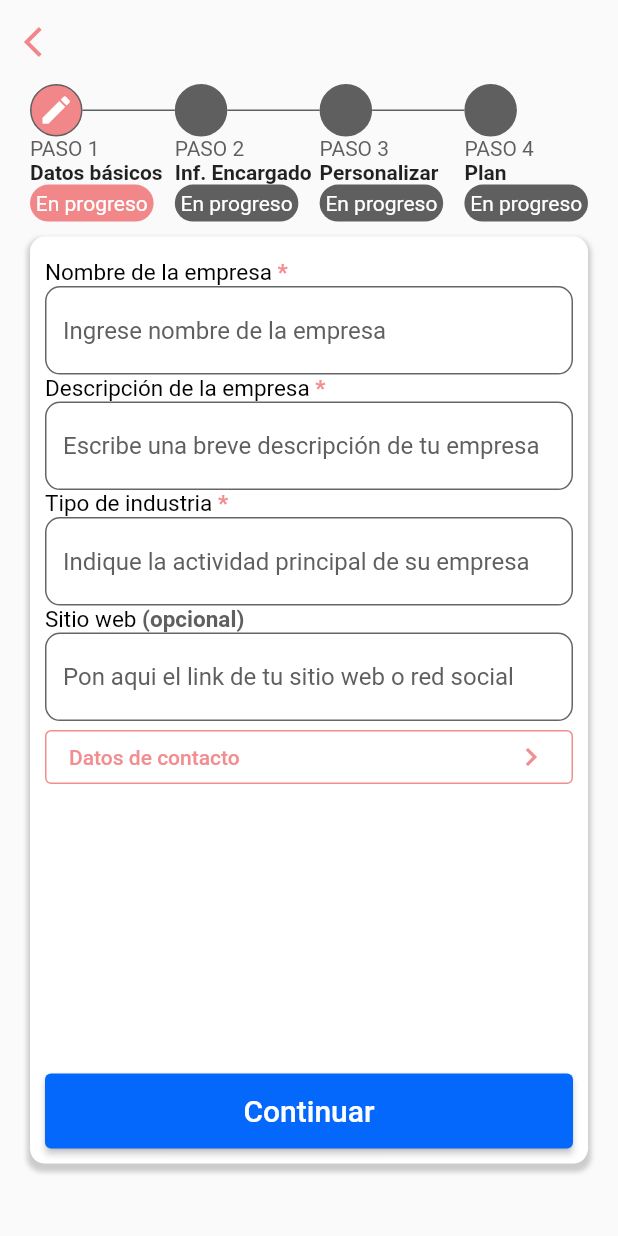
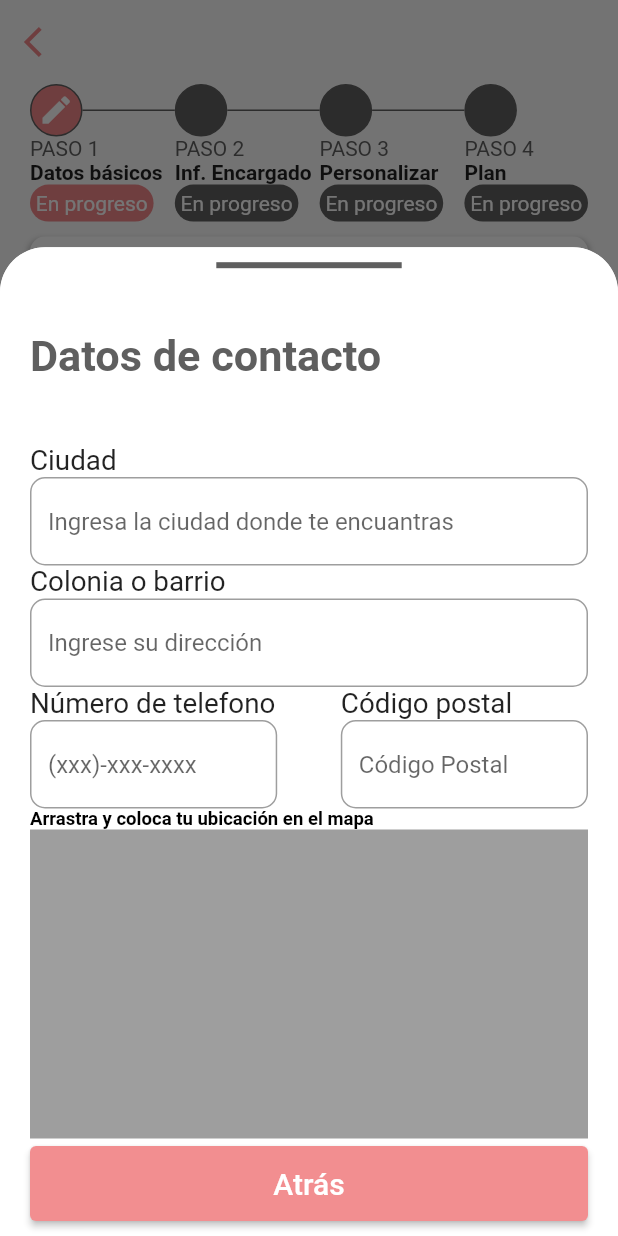
Before and after one commit to jesusManuelJuarez/FinderPymes, a Flutter app: the DatosEmpresaPage screen opened directly, after a tap on "Datos de contacto", on a phone screen of 412 x 824 dp. Run offline on Flutter 3.47's test engine with Material 2 defaults, Android fonts, the light colour scheme and no system bars; our stand-ins replace animate_do, dotted_border, image_picker; network calls fail.

Commit message:
se agrego el modal para datos de contacto

```diff
--- a/lib/feature/pymes/presentation/pages/datosEmpresa.dart
+++ b/lib/feature/pymes/presentation/pages/datosEmpresa.dart
@@ -484,7 +484,6 @@ Widget Step1(PageController pageController, BuildContext context) {
       Container(
         margin: const EdgeInsets.symmetric(horizontal: 20.0, vertical: 10),
         padding: const EdgeInsets.symmetric(vertical: 10),
-        height: SizeResponsize.safeBlockVertical(75.0),
         width: double.infinity,
         decoration: BoxDecoration(
             color: const Color.fromARGB(255, 255, 255, 255),
@@ -500,8 +499,6 @@ Widget Step1(PageController pageController, BuildContext context) {
         child: Padding(
           padding: const EdgeInsets.symmetric(horizontal: 10),
           child: Column(
-            crossAxisAlignment: CrossAxisAlignment.start,
-            mainAxisAlignment: MainAxisAlignment.spaceBetween,
             children: [
               const Stepper1(),
               SizedBox(
--- /dev/null
+++ b/lib/feature/pymes/presentation/widgets/bottomModal.dart
@@ -0,0 +1,142 @@
+import 'package:finder_pymes/feature/pymes/presentation/widgets/textFormFieldPymes.dart';
+import 'package:finder_pymes/settings/size_responsive.dart';
+import 'package:flutter/material.dart';
+
+class BottomModal extends StatelessWidget {
+  const BottomModal({super.key});
+
+  @override
+  Widget build(BuildContext context) {
+    return Container(
+        decoration: const BoxDecoration(
+          color: Colors.white,
+          borderRadius: BorderRadius.only(
+            topLeft: Radius.circular(30),
+            topRight: Radius.circular(30),
+          ),
+        ),
+        child: Container(
+          padding: const EdgeInsets.symmetric(horizontal: 20, vertical: 10),
+          child: Column(
+            mainAxisAlignment: MainAxisAlignment.spaceBetween,
+            children: [
+              Container(
+                color: const Color.fromRGBO(95, 95, 95, 1),
+                width: SizeResponsize.safeBlockHorizontal(30),
+                height: 4,
+              ),
+              Row(
+                children: [
+                  Text(
+                    'Datos de contacto',
+                    style: TextStyle(
+                        fontSize: MediaQuery.of(context).size.width * 0.07,
+                        color: const Color.fromRGBO(95, 95, 95, 1),
+                        fontWeight: FontWeight.bold),
+                  ),
+                ],
+              ),
+              Column(
+                crossAxisAlignment: CrossAxisAlignment.start,
+                children: [
+                  Text(
+                    'Ciudad',
+                    style: TextStyle(
+                        fontSize: MediaQuery.of(context).size.width * 0.045),
+                  ),
+                  const TextFormFieldPymes(
+                    label: 'Ingresa la ciudad donde te encuantras',
+                    borderColor: Color.fromRGBO(242, 142, 144, 1),
+                    typeKeyboard: TextInputType.name,
+                    obscureText: false,
+                  ),
+                  Text(
+                    'Colonia o barrio',
+                    style: TextStyle(
+                        fontSize: MediaQuery.of(context).size.width * 0.045),
+                  ),
+                  const TextFormFieldPymes(
+                    label: 'Ingrese su dirección',
+                    borderColor: Color.fromRGBO(242, 142, 144, 1),
+                    typeKeyboard: TextInputType.name,
+                    obscureText: false,
+                  ),
+                  Row(
+                    mainAxisAlignment: MainAxisAlignment.spaceBetween,
+                    children: [
+                      SizedBox(
+                        width: SizeResponsize.safeBlockHorizontal(40),
+                        child: Column(
+                          crossAxisAlignment: CrossAxisAlignment.start,
+                          children: [
+                            Text(
+                              'Número de telefono',
+                              style: TextStyle(
+                                  fontSize: MediaQuery.of(context).size.width *
+                                      0.045),
+                            ),
+                            const TextFormFieldPymes(
+                                label: '(xxx)-xxx-xxxx',
+                                borderColor: Colors.black,
+                                typeKeyboard: TextInputType.phone,
+                                obscureText: false)
+                          ],
+                        ),
+                      ),
+                      SizedBox(
+                          width: SizeResponsize.safeBlockHorizontal(40),
+                          child: Column(
+                            crossAxisAlignment: CrossAxisAlignment.start,
+                            children: [
+                              Text(
+                                'Código postal',
+                                style: TextStyle(
+                                    fontSize:
+                                        MediaQuery.of(context).size.width *
+                                            0.045),
+                              ),
+                              const TextFormFieldPymes(
+                                  label: 'Código Postal',
+                                  borderColor: Colors.amber,
+                                  typeKeyboard: TextInputType.number,
+                                  obscureText: false)
+                            ],
+                          ))
+                    ],
+                  ),
+                  Text(
+                    'Arrastra y coloca tu ubicación en el mapa',
+                    style: TextStyle(
+                        color: Colors.black,
+                        fontWeight: FontWeight.bold,
+                        fontSize: MediaQuery.of(context).size.width * 0.03),
+                  ),
+                  Container(
+                    width: SizeResponsize.safeBlockHorizontal(100),
+                    height: SizeResponsize.safeBlockVertical(25),
+                    color: Colors.grey,
+                  ),
+                  const SizedBox(
+                    height: 5,
+                  ),
+                  ElevatedButton(
+                    style: ButtonStyle(
+                      backgroundColor: MaterialStateProperty.all(
+                          const Color.fromRGBO(242, 142, 144, 1)),
+                      minimumSize: MaterialStateProperty.all<Size>(Size(
+                          SizeResponsize.blockSizeHorizontal(100),
+                          50)), // Tamaño mínimo
+                    ),
+                    onPressed: () {},
+                    child: const Text(
+                      'Atrás',
+                      style: TextStyle(fontSize: 20),
+                    ),
+                  ),
+                ],
+              )
+            ],
+          ),
+        ));
+  }
+}
--- a/lib/feature/pymes/presentation/widgets/step1.dart
+++ b/lib/feature/pymes/presentation/widgets/step1.dart
@@ -1,4 +1,7 @@
+import 'package:finder_pymes/feature/pymes/presentation/widgets/bottomModal.dart';
 import 'package:flutter/material.dart';
+
+import '../../../../settings/size_responsive.dart';
 
 class Stepper1 extends StatelessWidget {
   const Stepper1({super.key});
@@ -6,6 +9,11 @@ class Stepper1 extends StatelessWidget {
   @override
   Widget build(BuildContext context) {
     return Column(
+      children: [
+        SizedBox(
+            height: SizeResponsize.safeBlockVertical(65.0),
+            width: double.infinity,
+            child: Column(
               crossAxisAlignment: CrossAxisAlignment.start,
               mainAxisAlignment: MainAxisAlignment.spaceBetween,
               children: [
@@ -33,19 +41,20 @@ class Stepper1 extends StatelessWidget {
                     filled: true,
                     fillColor: Colors.transparent,
                     hintText: "Ingrese nombre de la empresa",
-            hintStyle: const TextStyle(color: Color.fromRGBO(95, 95, 95, 1)),
+                    hintStyle:
+                        const TextStyle(color: Color.fromRGBO(95, 95, 95, 1)),
                     errorStyle: const TextStyle(color: Colors.redAccent),
                     border: OutlineInputBorder(
                       borderRadius: BorderRadius.circular(10),
                       borderSide: const BorderSide(
-                  color: Color.fromRGBO(
-                      242, 142, 144, 1)), // Color del borde en estado normal.
+                          color: Color.fromRGBO(242, 142, 144,
+                              1)), // Color del borde en estado normal.
                     ),
                     focusedBorder: OutlineInputBorder(
                       borderRadius: BorderRadius.circular(10),
                       borderSide: const BorderSide(
-                  color: Color.fromRGBO(
-                      242, 142, 144, 1)), // Color del borde en estado enfocado.
+                          color: Color.fromRGBO(242, 142, 144,
+                              1)), // Color del borde en estado enfocado.
                     ),
                   ),
                 ),
@@ -70,19 +79,20 @@ class Stepper1 extends StatelessWidget {
                     filled: true,
                     fillColor: Colors.transparent,
                     hintText: "Escribe una breve descripción de tu empresa",
-            hintStyle: const TextStyle(color: Color.fromRGBO(95, 95, 95, 1)),
+                    hintStyle:
+                        const TextStyle(color: Color.fromRGBO(95, 95, 95, 1)),
                     errorStyle: const TextStyle(color: Colors.redAccent),
                     border: OutlineInputBorder(
                       borderRadius: BorderRadius.circular(10),
                       borderSide: const BorderSide(
-                  color: Color.fromRGBO(
-                      242, 142, 144, 1)), // Color del borde en estado normal.
+                          color: Color.fromRGBO(242, 142, 144,
+                              1)), // Color del borde en estado normal.
                     ),
                     focusedBorder: OutlineInputBorder(
                       borderRadius: BorderRadius.circular(10),
                       borderSide: const BorderSide(
-                  color: Color.fromRGBO(
-                      242, 142, 144, 1)), // Color del borde en estado enfocado.
+                          color: Color.fromRGBO(242, 142, 144,
+                              1)), // Color del borde en estado enfocado.
                     ),
                   ),
                 ),
@@ -107,19 +117,20 @@ class Stepper1 extends StatelessWidget {
                     filled: true,
                     fillColor: Colors.transparent,
                     hintText: "Indique la actividad principal de su empresa",
-            hintStyle: const TextStyle(color: Color.fromRGBO(95, 95, 95, 1)),
+                    hintStyle:
+                        const TextStyle(color: Color.fromRGBO(95, 95, 95, 1)),
                     errorStyle: const TextStyle(color: Colors.redAccent),
                     border: OutlineInputBorder(
                       borderRadius: BorderRadius.circular(10),
                       borderSide: const BorderSide(
-                  color: Color.fromRGBO(
-                      242, 142, 144, 1)), // Color del borde en estado normal.
+                          color: Color.fromRGBO(242, 142, 144,
+                              1)), // Color del borde en estado normal.
                     ),
                     focusedBorder: OutlineInputBorder(
                       borderRadius: BorderRadius.circular(10),
                       borderSide: const BorderSide(
-                  color: Color.fromRGBO(
-                      242, 142, 144, 1)), // Color del borde en estado enfocado.
+                          color: Color.fromRGBO(242, 142, 144,
+                              1)), // Color del borde en estado enfocado.
                     ),
                   ),
                 ),
@@ -144,19 +155,20 @@ class Stepper1 extends StatelessWidget {
                     filled: true,
                     fillColor: Colors.transparent,
                     hintText: "Pon aqui el link de tu sitio web o red social",
-            hintStyle: const TextStyle(color: Color.fromRGBO(95, 95, 95, 1)),
+                    hintStyle:
+                        const TextStyle(color: Color.fromRGBO(95, 95, 95, 1)),
                     errorStyle: const TextStyle(color: Colors.redAccent),
                     border: OutlineInputBorder(
                       borderRadius: BorderRadius.circular(10),
                       borderSide: const BorderSide(
-                  color: Color.fromRGBO(
-                      242, 142, 144, 1)), // Color del borde en estado normal.
+                          color: Color.fromRGBO(242, 142, 144,
+                              1)), // Color del borde en estado normal.
                     ),
                     focusedBorder: OutlineInputBorder(
                       borderRadius: BorderRadius.circular(10),
                       borderSide: const BorderSide(
-                  color: Color.fromRGBO(
-                      242, 142, 144, 1)), // Color del borde en estado enfocado.
+                          color: Color.fromRGBO(242, 142, 144,
+                              1)), // Color del borde en estado enfocado.
                     ),
                   ),
                 ),
@@ -164,19 +176,33 @@ class Stepper1 extends StatelessWidget {
                   width: double.infinity,
                   child: OutlinedButton(
                     onPressed: () {
-              // aquí puedes manejar la acción de presionar el botón
+                      showModalBottomSheet(
+                        context: context,
+                        isScrollControlled: true,
+                        shape: const RoundedRectangleBorder(
+                          borderRadius:
+                              BorderRadius.vertical(top: Radius.circular(30)),
+                        ),
+                        builder: (BuildContext context) =>
+                            const FractionallySizedBox(
+                          heightFactor: 0.80,
+                          child: BottomModal(),
+                        ),
+                      );
                     },
                     style: OutlinedButton.styleFrom(
                       backgroundColor: Colors.transparent, // fondo transparente
                       side: const BorderSide(
-                  color: Color.fromRGBO(242, 142, 144, 1)), // bordes de color
+                          color: Color.fromRGBO(
+                              242, 142, 144, 1)), // bordes de color
                     ),
                     child: const Row(
                       mainAxisAlignment: MainAxisAlignment.spaceBetween,
                       children: [
                         Text(
                           'Datos de contacto',
-                  style: TextStyle(color: Color.fromRGBO(242, 142, 144, 1)),
+                          style: TextStyle(
+                              color: Color.fromRGBO(242, 142, 144, 1)),
                         ),
                         Icon(Icons.chevron_right,
                             color: Color.fromRGBO(
@@ -186,6 +212,8 @@ class Stepper1 extends StatelessWidget {
                   ),
                 ),
               ],
+            )),
+      ],
     );
   }
 }
--- /dev/null
+++ b/lib/feature/pymes/presentation/widgets/textFormFieldPymes.dart
@@ -0,0 +1,41 @@
+import 'package:flutter/material.dart';
+
+class TextFormFieldPymes extends StatelessWidget {
+  final String label;
+  final TextEditingController? controller;
+  final String? Function(String?)? validator;
+  final Color borderColor;
+  final TextInputType typeKeyboard;
+  final bool obscureText;
+
+  const TextFormFieldPymes(
+      {super.key,
+      required this.label,
+      this.controller,
+      this.validator,
+      required this.borderColor,
+      required this.typeKeyboard,
+      required this.obscureText});
+
+  @override
+  Widget build(BuildContext context) {
+    return TextFormField(
+      controller: controller,
+      decoration: InputDecoration(
+        hintText: label,
+        border: OutlineInputBorder(
+          borderSide: BorderSide(
+            width: 1,
+            color: borderColor,
+          ),
+          borderRadius: const BorderRadius.all(
+            Radius.circular(10),
+          ),
+        ),
+      ),
+      keyboardType: typeKeyboard,
+      obscureText: obscureText,
+      validator: validator,
+    );
+  }
+}
--- a/lib/main.dart
+++ b/lib/main.dart
@@ -13,6 +13,7 @@ class MyApp extends StatelessWidget {
   Widget build(BuildContext context) {
     SizeResponsize(context);
     return MaterialApp(
+      debugShowCheckedModeBanner: false,
       title: 'FinderPymes',
       theme: ThemeData(
         primarySwatch: Colors.blue,
```
Lines whose indentation alone changed are shown as unchanged.
